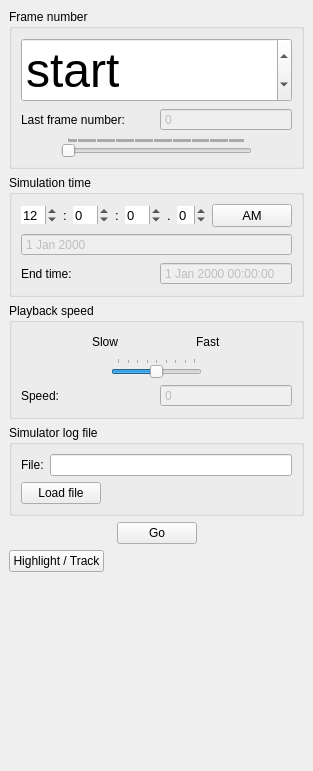
smart-fm/simmobility-prod, file dev/visualizer/stop-n-go/controller.ui: the form before one commit.
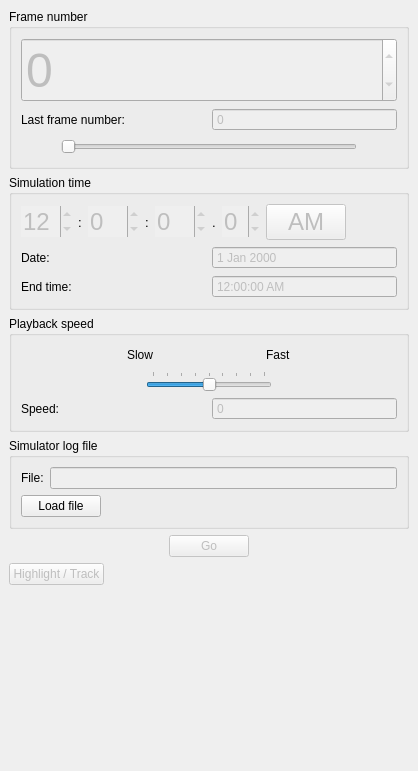
The form after the commit.

Commit message: Completed the basic functionality of moving the visualizer state to a frame-number or simulation time.

The edit to the form file:
```diff
--- a/dev/visualizer/stop-n-go/controller.ui
+++ b/dev/visualizer/stop-n-go/controller.ui
@@ -6,7 +6,7 @@
    <rect>
     <x>0</x>
     <y>0</y>
-    <width>306</width>
+    <width>418</width>
     <height>771</height>
    </rect>
   </property>
@@ -26,6 +26,9 @@
       <layout class="QVBoxLayout" name="verticalLayout">
        <item>
         <widget class="QSpinBox" name="frame_number_spin_box">
+         <property name="enabled">
+          <bool>false</bool>
+         </property>
          <property name="font">
           <font>
            <pointsize>36</pointsize>
@@ -35,10 +38,10 @@
           <bool>true</bool>
          </property>
          <property name="specialValueText">
-          <string>start</string>
+          <string/>
          </property>
          <property name="maximum">
-          <number>99999</number>
+          <number>864000</number>
          </property>
         </widget>
        </item>
@@ -62,6 +65,9 @@
            <property name="buttonSymbols">
             <enum>QAbstractSpinBox::NoButtons</enum>
            </property>
+           <property name="maximum">
+            <number>864000</number>
+           </property>
           </widget>
          </item>
         </layout>
@@ -86,8 +92,11 @@
          </item>
          <item>
           <widget class="QSlider" name="frame_number_slider">
+           <property name="enabled">
+            <bool>false</bool>
+           </property>
            <property name="maximum">
-            <number>99999</number>
+            <number>864000</number>
            </property>
            <property name="pageStep">
             <number>600</number>
@@ -99,7 +108,7 @@
             <enum>Qt::Horizontal</enum>
            </property>
            <property name="tickPosition">
-            <enum>QSlider::TicksAbove</enum>
+            <enum>QSlider::NoTicks</enum>
            </property>
            <property name="tickInterval">
             <number>600</number>
@@ -137,9 +146,12 @@
         <layout class="QHBoxLayout" name="horizontalLayout_8">
          <item>
           <widget class="QSpinBox" name="hour_spin_box">
+           <property name="enabled">
+            <bool>false</bool>
+           </property>
            <property name="font">
             <font>
-             <pointsize>10</pointsize>
+             <pointsize>18</pointsize>
             </font>
            </property>
            <property name="wrapping">
@@ -179,9 +191,12 @@
          </item>
          <item>
           <widget class="QSpinBox" name="minute_spin_box">
+           <property name="enabled">
+            <bool>false</bool>
+           </property>
            <property name="font">
             <font>
-             <pointsize>10</pointsize>
+             <pointsize>18</pointsize>
             </font>
            </property>
            <property name="wrapping">
@@ -221,9 +236,12 @@
          </item>
          <item>
           <widget class="QSpinBox" name="second_spin_box">
+           <property name="enabled">
+            <bool>false</bool>
+           </property>
            <property name="font">
             <font>
-             <pointsize>10</pointsize>
+             <pointsize>18</pointsize>
             </font>
            </property>
            <property name="wrapping">
@@ -263,9 +281,12 @@
          </item>
          <item>
           <widget class="QSpinBox" name="fraction_second_spin_box">
+           <property name="enabled">
+            <bool>false</bool>
+           </property>
            <property name="font">
             <font>
-             <pointsize>10</pointsize>
+             <pointsize>18</pointsize>
             </font>
            </property>
            <property name="wrapping">
@@ -284,7 +305,7 @@
             <number>0</number>
            </property>
            <property name="maximum">
-            <number>0</number>
+            <number>9</number>
            </property>
            <property name="value">
             <number>0</number>
@@ -293,9 +314,12 @@
          </item>
          <item>
           <widget class="QPushButton" name="am_or_pm_push_button">
+           <property name="enabled">
+            <bool>false</bool>
+           </property>
            <property name="font">
             <font>
-             <pointsize>10</pointsize>
+             <pointsize>18</pointsize>
             </font>
            </property>
            <property name="text">
@@ -325,14 +349,31 @@
         </layout>
        </item>
        <item>
-        <widget class="QDateEdit" name="date_line_edit">
-         <property name="enabled">
-          <bool>false</bool>
-         </property>
-         <property name="buttonSymbols">
-          <enum>QAbstractSpinBox::NoButtons</enum>
-         </property>
-        </widget>
+        <layout class="QHBoxLayout" name="horizontalLayout_12">
+         <item>
+          <widget class="QLabel" name="label_10">
+           <property name="text">
+            <string>Date:</string>
+           </property>
+           <property name="buddy">
+            <cstring>date_line_edit</cstring>
+           </property>
+          </widget>
+         </item>
+         <item>
+          <widget class="QDateEdit" name="date_line_edit">
+           <property name="enabled">
+            <bool>false</bool>
+           </property>
+           <property name="buttonSymbols">
+            <enum>QAbstractSpinBox::NoButtons</enum>
+           </property>
+           <property name="displayFormat">
+            <string>d MMM yyyy</string>
+           </property>
+          </widget>
+         </item>
+        </layout>
        </item>
        <item>
         <layout class="QHBoxLayout" name="horizontalLayout_9">
@@ -347,13 +388,16 @@
           </widget>
          </item>
          <item>
-          <widget class="QDateTimeEdit" name="end_time_line_edit">
+          <widget class="QTimeEdit" name="end_time_line_edit">
            <property name="enabled">
             <bool>false</bool>
            </property>
            <property name="buttonSymbols">
             <enum>QAbstractSpinBox::NoButtons</enum>
            </property>
+           <property name="displayFormat">
+            <string>hh:mm:ss AP</string>
+           </property>
           </widget>
          </item>
         </layout>
@@ -525,7 +569,11 @@
           </widget>
          </item>
          <item>
-          <widget class="QLineEdit" name="log_file_name_line_edit"/>
+          <widget class="QLineEdit" name="log_file_name_line_edit">
+           <property name="enabled">
+            <bool>false</bool>
+           </property>
+          </widget>
          </item>
         </layout>
        </item>
@@ -573,6 +621,9 @@
       </item>
       <item>
        <widget class="QPushButton" name="stop_or_go_push_button">
+        <property name="enabled">
+         <bool>false</bool>
+        </property>
         <property name="text">
          <string>Go</string>
         </property>
@@ -600,6 +651,9 @@
      <layout class="QHBoxLayout" name="horizontalLayout_11">
       <item>
        <widget class="QPushButton" name="high_light_and_track_push_button">
+        <property name="enabled">
+         <bool>false</bool>
+        </property>
         <property name="text">
          <string>Highlight / Track</string>
         </property>
```
Left out of the diff: 2 changed lines with no effect on the pictures. The commit also changes 1 other file.
